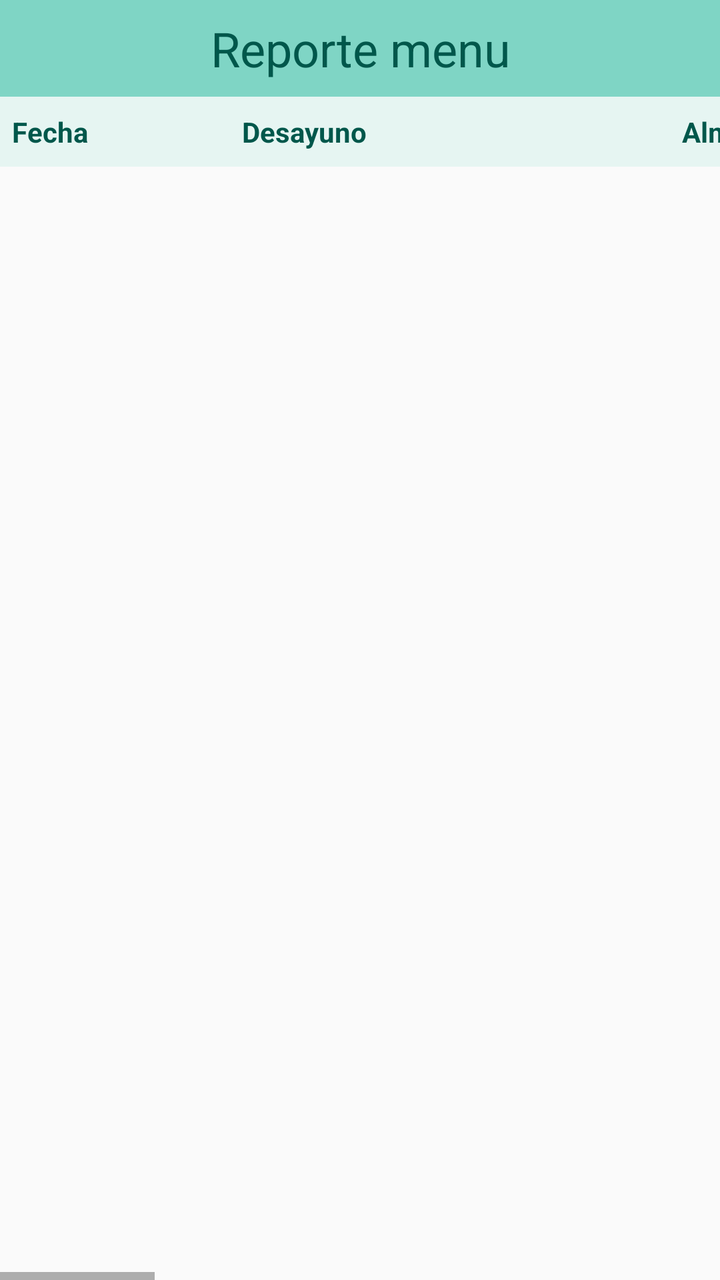
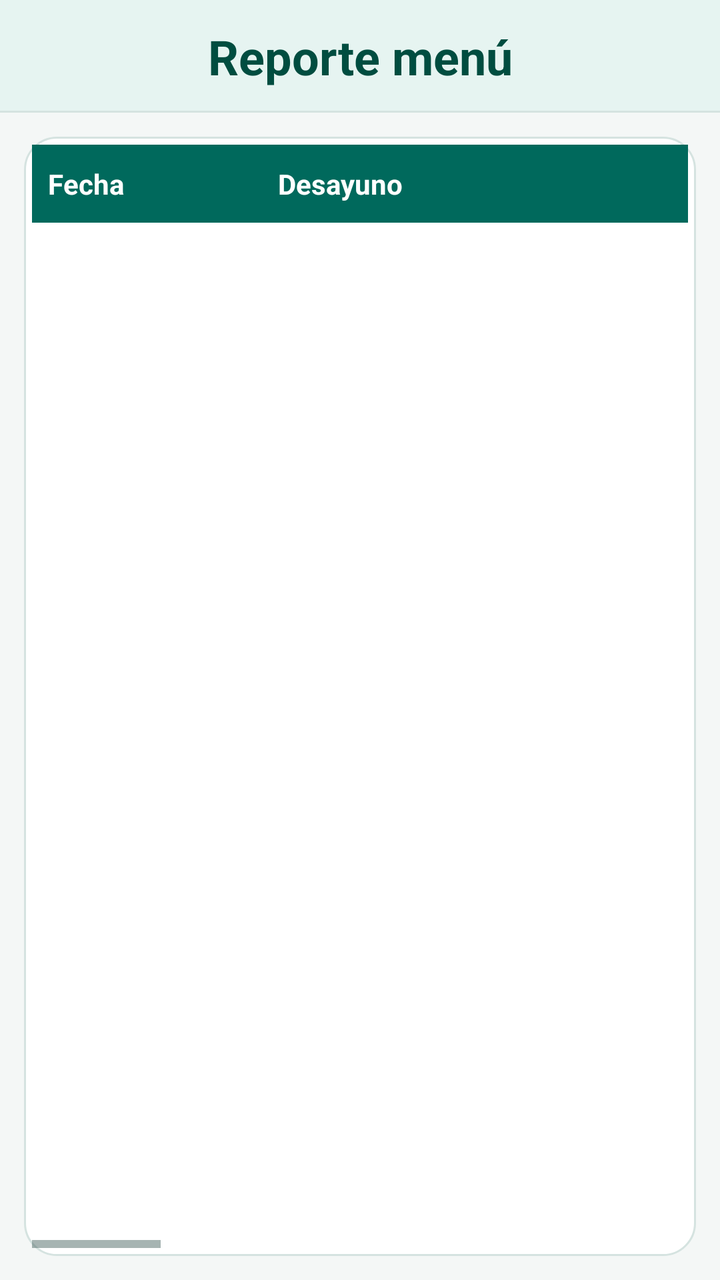

An Android layout rendered at two revisions. The XML below is the earlier revision; the diff shows what the commit changed to produce the second picture.
<!-- AndroidManifest.xml: application theme AppTheme -->
<!-- res/layout/fragment_fragmento_alumno_menu.xml -->
<?xml version="1.0" encoding="utf-8"?>
<LinearLayout xmlns:android="http://schemas.android.com/apk/res/android"
    xmlns:tools="http://schemas.android.com/tools"
    android:layout_width="match_parent"
    android:layout_height="match_parent"
    android:orientation="vertical"
    tools:context=".fragmento_alumno.fragmento_alumno_menu">

    <TextView
        android:id="@+id/textView17"
        android:layout_width="match_parent"
        android:layout_height="wrap_content"
        android:background="#7FD5C5"
        android:gravity="center_horizontal"
        android:paddingVertical="8dp"
        android:text="Reporte menu"
        android:textColor="@color/colorPrimaryDark"
        android:textSize="@dimen/header_text_size" />

    <HorizontalScrollView
        android:layout_width="match_parent"
        android:layout_height="0dp"
        android:layout_weight="1"
        android:fillViewport="true">

        <LinearLayout
            android:layout_width="wrap_content"
            android:layout_height="match_parent"
            android:orientation="vertical">

            <LinearLayout
                android:layout_width="wrap_content"
                android:layout_height="wrap_content"
                android:background="#E6F5F2"
                android:orientation="horizontal"
                android:paddingVertical="8dp">

                <TextView
                    android:layout_width="115dp"
                    android:layout_height="wrap_content"
                    android:paddingHorizontal="6dp"
                    android:text="Fecha"
                    android:textColor="@color/colorPrimaryDark"
                    android:textStyle="bold" />

                <TextView
                    android:layout_width="220dp"
                    android:layout_height="wrap_content"
                    android:paddingHorizontal="6dp"
                    android:text="Desayuno"
                    android:textColor="@color/colorPrimaryDark"
                    android:textStyle="bold" />

                <TextView
                    android:layout_width="170dp"
                    android:layout_height="wrap_content"
                    android:paddingHorizontal="6dp"
                    android:text="Almuerzo-entrada"
                    android:textColor="@color/colorPrimaryDark"
                    android:textStyle="bold" />

                <TextView
                    android:layout_width="150dp"
                    android:layout_height="wrap_content"
                    android:paddingHorizontal="6dp"
                    android:text="Almuerzo-postre"
                    android:textColor="@color/colorPrimaryDark"
                    android:textStyle="bold" />

                <TextView
                    android:layout_width="180dp"
                    android:layout_height="wrap_content"
                    android:paddingHorizontal="6dp"
                    android:text="Almuerzo"
                    android:textColor="@color/colorPrimaryDark"
                    android:textStyle="bold" />

                <TextView
                    android:layout_width="160dp"
                    android:layout_height="wrap_content"
                    android:paddingHorizontal="6dp"
                    android:text="Almuerzo-bebida"
                    android:textColor="@color/colorPrimaryDark"
                    android:textStyle="bold" />

                <TextView
                    android:layout_width="170dp"
                    android:layout_height="wrap_content"
                    android:paddingHorizontal="6dp"
                    android:text="Cena-entrada"
                    android:textColor="@color/colorPrimaryDark"
                    android:textStyle="bold" />

                <TextView
                    android:layout_width="150dp"
                    android:layout_height="wrap_content"
                    android:paddingHorizontal="6dp"
                    android:text="Cena-postre"
                    android:textColor="@color/colorPrimaryDark"
                    android:textStyle="bold" />

                <TextView
                    android:layout_width="200dp"
                    android:layout_height="wrap_content"
                    android:paddingHorizontal="6dp"
                    android:text="Cena"
                    android:textColor="@color/colorPrimaryDark"
                    android:textStyle="bold" />

                <TextView
                    android:layout_width="160dp"
                    android:layout_height="wrap_content"
                    android:paddingHorizontal="6dp"
                    android:text="Cena-bebida"
                    android:textColor="@color/colorPrimaryDark"
                    android:textStyle="bold" />

            </LinearLayout>

            <LinearLayout
                android:layout_width="wrap_content"
                android:layout_height="0dp"
                android:layout_weight="1"
                android:orientation="horizontal">

                <ListView
                    android:id="@+id/lista_menu_fecha"
                    android:layout_width="115dp"
                    android:layout_height="match_parent" />

                <ListView
                    android:id="@+id/lista_menu_desayuno"
                    android:layout_width="220dp"
                    android:layout_height="match_parent" />

                <ListView
                    android:id="@+id/lista_menu_alm_entrada"
                    android:layout_width="170dp"
                    android:layout_height="match_parent" />

                <ListView
                    android:id="@+id/lista_menu_alm_postre"
                    android:layout_width="150dp"
                    android:layout_height="match_parent" />

                <ListView
                    android:id="@+id/lista_menu_almuerzo"
                    android:layout_width="180dp"
                    android:layout_height="match_parent" />

                <ListView
                    android:id="@+id/lista_menu_alm_bebida"
                    android:layout_width="160dp"
                    android:layout_height="match_parent" />

                <ListView
                    android:id="@+id/lista_menu_cen_entrada"
                    android:layout_width="170dp"
                    android:layout_height="match_parent" />

                <ListView
                    android:id="@+id/lista_menu_cen_postre"
                    android:layout_width="150dp"
                    android:layout_height="match_parent" />

                <ListView
                    android:id="@+id/lista_menu_cena"
                    android:layout_width="200dp"
                    android:layout_height="match_parent" />

                <ListView
                    android:id="@+id/lista_menu_cen_bebida"
                    android:layout_width="160dp"
                    android:layout_height="match_parent" />

            </LinearLayout>

        </LinearLayout>

    </HorizontalScrollView>

</LinearLayout>
<!-- resources referenced by this layout -->
<resources>
  <color name="colorPrimaryDark">#00574B</color>
  <dimen name="header_text_size">24sp</dimen>
  <style name="AppTheme" parent="Theme.AppCompat.Light.DarkActionBar">
          
          <item name="colorPrimary">@color/colorPrimary</item>
          <item name="colorPrimaryDark">@color/colorPrimaryDark</item>
          <item name="colorAccent">@color/colorAccent</item>
      </style>
  <color name="colorPrimary">#8BD8D0</color>
  <color name="colorAccent">#D81B60</color>
</resources>

<!-- the commit's change to res/layout/fragment_fragmento_alumno_menu.xml (unified diff, before → after) -->
@@ -3,180 +3,205 @@
     xmlns:tools="http://schemas.android.com/tools"
     android:layout_width="match_parent"
     android:layout_height="match_parent"
+    android:background="@color/bgScreen"
     android:orientation="vertical"
     tools:context=".fragmento_alumno.fragmento_alumno_menu">
 
     <TextView
         android:id="@+id/textView17"
-        android:layout_width="match_parent"
-        android:layout_height="wrap_content"
-        android:background="#7FD5C5"
-        android:gravity="center_horizontal"
-        android:paddingVertical="8dp"
-        android:text="Reporte menu"
-        android:textColor="@color/colorPrimaryDark"
-        android:textSize="@dimen/header_text_size" />
-
-    <HorizontalScrollView
+        style="@style/ComedorSectionHeader"
+        android:text="Reporte menú" />
+
+    <LinearLayout
         android:layout_width="match_parent"
         android:layout_height="0dp"
+        android:layout_margin="12dp"
         android:layout_weight="1"
-        android:fillViewport="true">
-
-        <LinearLayout
-            android:layout_width="wrap_content"
+        android:background="@drawable/bg_card"
+        android:orientation="vertical"
+        android:padding="4dp">
+
+        <HorizontalScrollView
+            android:layout_width="match_parent"
             android:layout_height="match_parent"
-            android:orientation="vertical">
+            android:fillViewport="true">
 
             <LinearLayout
                 android:layout_width="wrap_content"
-                android:layout_height="wrap_content"
-                android:background="#E6F5F2"
-                android:orientation="horizontal"
-                android:paddingVertical="8dp">
-
-                <TextView
-                    android:layout_width="115dp"
+                android:layout_height="match_parent"
+                android:orientation="vertical">
+
+                <LinearLayout
+                    android:layout_width="wrap_content"
                     android:layout_height="wrap_content"
-                    android:paddingHorizontal="6dp"
-                    android:text="Fecha"
-                    android:textColor="@color/colorPrimaryDark"
-                    android:textStyle="bold" />
-
-                <TextView
-                    android:layout_width="220dp"
-                    android:layout_height="wrap_content"
-                    android:paddingHorizontal="6dp"
-                    android:text="Desayuno"
-                    android:textColor="@color/colorPrimaryDark"
-                    android:textStyle="bold" />
-
-                <TextView
-                    android:layout_width="170dp"
-                    android:layout_height="wrap_content"
-                    android:paddingHorizontal="6dp"
-                    android:text="Almuerzo-entrada"
-                    android:textColor="@color/colorPrimaryDark"
-                    android:textStyle="bold" />
-
-                <TextView
-                    android:layout_width="150dp"
-                    android:layout_height="wrap_content"
-                    android:paddingHorizontal="6dp"
-                    android:text="Almuerzo-postre"
-                    android:textColor="@color/colorPrimaryDark"
-                    android:textStyle="bold" />
-
-                <TextView
-                    android:layout_width="180dp"
-                    android:layout_height="wrap_content"
-                    android:paddingHorizontal="6dp"
-                    android:text="Almuerzo"
-                    android:textColor="@color/colorPrimaryDark"
-                    android:textStyle="bold" />
-
-                <TextView
-                    android:layout_width="160dp"
-                    android:layout_height="wrap_content"
-                    android:paddingHorizontal="6dp"
-                    android:text="Almuerzo-bebida"
-                    android:textColor="@color/colorPrimaryDark"
-                    android:textStyle="bold" />
-
-                <TextView
-                    android:layout_width="170dp"
-                    android:layout_height="wrap_content"
-                    android:paddingHorizontal="6dp"
-                    android:text="Cena-entrada"
-                    android:textColor="@color/colorPrimaryDark"
-                    android:textStyle="bold" />
-
-                <TextView
-                    android:layout_width="150dp"
-                    android:layout_height="wrap_content"
-                    android:paddingHorizontal="6dp"
-                    android:text="Cena-postre"
-                    android:textColor="@color/colorPrimaryDark"
-                    android:textStyle="bold" />
-
-                <TextView
-                    android:layout_width="200dp"
-                    android:layout_height="wrap_content"
-                    android:paddingHorizontal="6dp"
-                    android:text="Cena"
-                    android:textColor="@color/colorPrimaryDark"
-                    android:textStyle="bold" />
-
-                <TextView
-                    android:layout_width="160dp"
-                    android:layout_height="wrap_content"
-                    android:paddingHorizontal="6dp"
-                    android:text="Cena-bebida"
-                    android:textColor="@color/colorPrimaryDark"
-                    android:textStyle="bold" />
+                    android:background="@color/colorPrimary"
+                    android:orientation="horizontal"
+                    android:paddingVertical="10dp">
+
+                    <TextView
+                        android:layout_width="115dp"
+                        android:layout_height="wrap_content"
+                        android:paddingHorizontal="8dp"
+                        android:text="Fecha"
+                        android:textColor="@color/textOnPrimary"
+                        android:textStyle="bold" />
+
+                    <TextView
+                        android:layout_width="220dp"
+                        android:layout_height="wrap_content"
+                        android:paddingHorizontal="8dp"
+                        android:text="Desayuno"
+                        android:textColor="@color/textOnPrimary"
+                        android:textStyle="bold" />
+
+                    <TextView
+                        android:layout_width="170dp"
+                        android:layout_height="wrap_content"
+                        android:paddingHorizontal="8dp"
+                        android:text="Almuerzo-entrada"
+                        android:textColor="@color/textOnPrimary"
+                        android:textStyle="bold" />
+
+                    <TextView
+                        android:layout_width="150dp"
+                        android:layout_height="wrap_content"
+                        android:paddingHorizontal="8dp"
+                        android:text="Almuerzo-postre"
+                        android:textColor="@color/textOnPrimary"
+                        android:textStyle="bold" />
+
+                    <TextView
+                        android:layout_width="180dp"
+                        android:layout_height="wrap_content"
+                        android:paddingHorizontal="8dp"
+                        android:text="Almuerzo"
+                        android:textColor="@color/textOnPrimary"
+                        android:textStyle="bold" />
+
+                    <TextView
+                        android:layout_width="160dp"
+                        android:layout_height="wrap_content"
+                        android:paddingHorizontal="8dp"
+                        android:text="Almuerzo-bebida"
+                        android:textColor="@color/textOnPrimary"
+                        android:textStyle="bold" />
+
+                    <TextView
+                        android:layout_width="170dp"
+                        android:layout_height="wrap_content"
+                        android:paddingHorizontal="8dp"
+                        android:text="Cena-entrada"
+                        android:textColor="@color/textOnPrimary"
+                        android:textStyle="bold" />
+
+                    <TextView
+                        android:layout_width="150dp"
+                        android:layout_height="wrap_content"
+                        android:paddingHorizontal="8dp"
+                        android:text="Cena-postre"
+                        android:textColor="@color/textOnPrimary"
+                        android:textStyle="bold" />
+
+                    <TextView
+                        android:layout_width="200dp"
+                        android:layout_height="wrap_content"
+                        android:paddingHorizontal="8dp"
+                        android:text="Cena"
+                        android:textColor="@color/textOnPrimary"
+                        android:textStyle="bold" />
+
+                    <TextView
+                        android:layout_width="160dp"
+                        android:layout_height="wrap_content"
+                        android:paddingHorizontal="8dp"
+                        android:text="Cena-bebida"
+                        android:textColor="@color/textOnPrimary"
+                        android:textStyle="bold" />
+
+                </LinearLayout>
+
+                <LinearLayout
+                    android:layout_width="wrap_content"
+                    android:layout_height="0dp"
+                    android:layout_weight="1"
+                    android:orientation="horizontal">
+
+                    <ListView
+                        android:id="@+id/lista_menu_fecha"
+                        android:layout_width="115dp"
+                        android:layout_height="match_parent"
+                        android:divider="@color/dividerSoft"
+                        android:dividerHeight="1dp" />
+
+                    <ListView
+                        android:id="@+id/lista_menu_desayuno"
+                        android:layout_width="220dp"
+                        android:layout_height="match_parent"
+                        android:divider="@color/dividerSoft"
+                        android:dividerHeight="1dp" />
+
+                    <ListView
+                        android:id="@+id/lista_menu_alm_entrada"
+                        android:layout_width="170dp"
+                        android:layout_height="match_parent"
+                        android:divider="@color/dividerSoft"
+                        android:dividerHeight="1dp" />
+
+                    <ListView
+                        android:id="@+id/lista_menu_alm_postre"
+                        android:layout_width="150dp"
+                        android:layout_height="match_parent"
+                        android:divider="@color/dividerSoft"
+                        android:dividerHeight="1dp" />
+
+                    <ListView
+                        android:id="@+id/lista_menu_almuerzo"
+                        android:layout_width="180dp"
+                        android:layout_height="match_parent"
+                        android:divider="@color/dividerSoft"
+                        android:dividerHeight="1dp" />
+
+                    <ListView
+                        android:id="@+id/lista_menu_alm_bebida"
+                        android:layout_width="160dp"
+                        android:layout_height="match_parent"
+                        android:divider="@color/dividerSoft"
+                        android:dividerHeight="1dp" />
+
+                    <ListView
+                        android:id="@+id/lista_menu_cen_entrada"
+                        android:layout_width="170dp"
+                        android:layout_height="match_parent"
+                        android:divider="@color/dividerSoft"
+                        android:dividerHeight="1dp" />
+
+                    <ListView
+                        android:id="@+id/lista_menu_cen_postre"
+                        android:layout_width="150dp"
+                        android:layout_height="match_parent"
+                        android:divider="@color/dividerSoft"
+                        android:dividerHeight="1dp" />
+
+                    <ListView
+                        android:id="@+id/lista_menu_cena"
+                        android:layout_width="200dp"
+                        android:layout_height="match_parent"
+                        android:divider="@color/dividerSoft"
+                        android:dividerHeight="1dp" />
+
+                    <ListView
+                        android:id="@+id/lista_menu_cen_bebida"
+                        android:layout_width="160dp"
+                        android:layout_height="match_parent"
+                        android:divider="@color/dividerSoft"
+                        android:dividerHeight="1dp" />
+
+                </LinearLayout>
 
             </LinearLayout>
 
-            <LinearLayout
-                android:layout_width="wrap_content"
-                android:layout_height="0dp"
-                android:layout_weight="1"
-                android:orientation="horizontal">
-
-                <ListView
-                    android:id="@+id/lista_menu_fecha"
-                    android:layout_width="115dp"
-                    android:layout_height="match_parent" />
-
-                <ListView
-                    android:id="@+id/lista_menu_desayuno"
-                    android:layout_width="220dp"
-                    android:layout_height="match_parent" />
-
-                <ListView
-                    android:id="@+id/lista_menu_alm_entrada"
-                    android:layout_width="170dp"
-                    android:layout_height="match_parent" />
-
-                <ListView
-                    android:id="@+id/lista_menu_alm_postre"
-                    android:layout_width="150dp"
-                    android:layout_height="match_parent" />
-
-                <ListView
-                    android:id="@+id/lista_menu_almuerzo"
-                    android:layout_width="180dp"
-                    android:layout_height="match_parent" />
-
-                <ListView
-                    android:id="@+id/lista_menu_alm_bebida"
-                    android:layout_width="160dp"
-                    android:layout_height="match_parent" />
-
-                <ListView
-                    android:id="@+id/lista_menu_cen_entrada"
-                    android:layout_width="170dp"
-                    android:layout_height="match_parent" />
-
-                <ListView
-                    android:id="@+id/lista_menu_cen_postre"
-                    android:layout_width="150dp"
-                    android:layout_height="match_parent" />
-
-                <ListView
-                    android:id="@+id/lista_menu_cena"
-                    android:layout_width="200dp"
-                    android:layout_height="match_parent" />
-
-                <ListView
-                    android:id="@+id/lista_menu_cen_bebida"
-                    android:layout_width="160dp"
-                    android:layout_height="match_parent" />
-
-            </LinearLayout>
-
-        </LinearLayout>
-
-    </HorizontalScrollView>
+        </HorizontalScrollView>
+
+    </LinearLayout>
 
 </LinearLayout>
<!-- resource entries referenced after the edit -->
@@ -1,14 +1,61 @@
 <!-- resources referenced by this layout -->
 <resources>
-  <color name="colorPrimaryDark">#00574B</color>
+  <color name="bgScreen">#F4F7F6</color>
+  <color name="colorPrimaryDark">#004D40</color>
   <dimen name="header_text_size">24sp</dimen>
   <style name="AppTheme" parent="Theme.AppCompat.Light.DarkActionBar">
-          
           <item name="colorPrimary">@color/colorPrimary</item>
           <item name="colorPrimaryDark">@color/colorPrimaryDark</item>
           <item name="colorAccent">@color/colorAccent</item>
+          <item name="android:windowBackground">@color/bgScreen</item>
+          <item name="android:textColorPrimary">@color/textPrimary</item>
+          <item name="android:textColorSecondary">@color/textSecondary</item>
       </style>
-  <color name="colorPrimary">#8BD8D0</color>
-  <color name="colorAccent">#D81B60</color>
+  <color name="bgCard">#FFFFFF</color>
+  <color name="borderCard">#D5E3E0</color>
+  <!-- drawable bg_header_banner (drawable) -->
+  <?xml version="1.0" encoding="utf-8"?>
+  <layer-list xmlns:android="http://schemas.android.com/apk/res/android">
+      <item>
+          <shape android:shape="rectangle">
+              <solid android:color="@color/borderCard" />
+          </shape>
+      </item>
+      <item android:bottom="1dp">
+          <shape android:shape="rectangle">
+              <solid android:color="@color/bgSurfaceSoft" />
+          </shape>
+      </item>
+  </layer-list>
+  <color name="colorPrimary">#00695C</color>
+  <color name="dividerSoft">#E6EFED</color>
+  <color name="textOnPrimary">#FFFFFF</color>
+  <!-- drawable bg_card (drawable) -->
+  <?xml version="1.0" encoding="utf-8"?>
+  <shape xmlns:android="http://schemas.android.com/apk/res/android"
+      android:shape="rectangle">
+      <solid android:color="@color/bgCard" />
+      <corners android:radius="16dp" />
+      <stroke
+          android:width="1dp"
+          android:color="@color/borderCard" />
+  </shape>
+  <style name="ComedorSectionHeader">
+          <item name="android:layout_width">match_parent</item>
+          <item name="android:layout_height">wrap_content</item>
+          <item name="android:background">@drawable/bg_header_banner</item>
+          <item name="android:gravity">center_horizontal</item>
+          <item name="android:paddingTop">12dp</item>
+          <item name="android:paddingBottom">12dp</item>
+          <item name="android:paddingStart">16dp</item>
+          <item name="android:paddingEnd">16dp</item>
+          <item name="android:textColor">@color/colorPrimaryDark</item>
+          <item name="android:textSize">@dimen/header_text_size</item>
+          <item name="android:textStyle">bold</item>
+      </style>
+  <color name="colorAccent">#00897B</color>
+  <color name="textPrimary">#162B28</color>
+  <color name="textSecondary">#546E6A</color>
+  <color name="bgSurfaceSoft">#E6F4F1</color>
 </resources>
 
